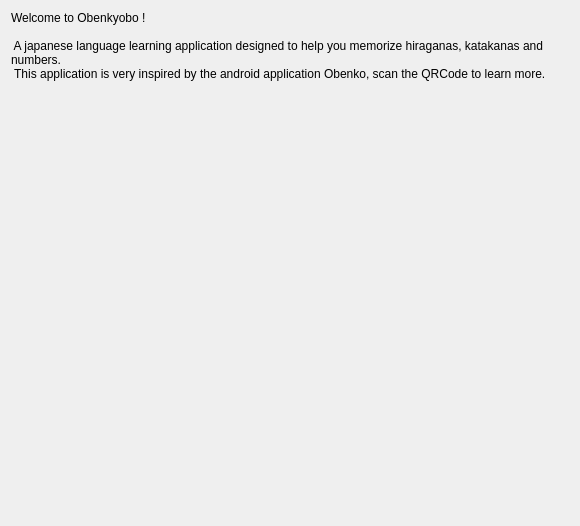
Above: widgetwelcome.ui from Aryetis/Obenkyobo before the change. Below: the same form after it.
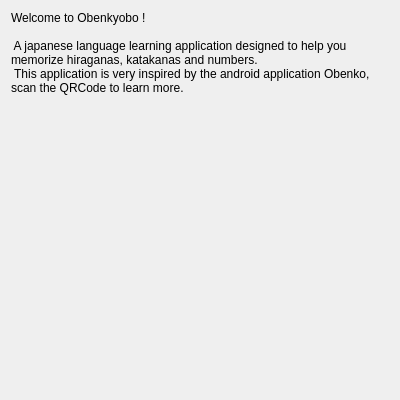
That is the form after the change. Icons and pictures are not drawn.

Commit message: turning off everything wifi, sleep related for now. SymbolSetting Page reworked, should be properly responsive by now, scrollbar width increased, checkbox size increased, etc

Patch:
```diff
--- a/widgetwelcome.ui
+++ b/widgetwelcome.ui
@@ -12,8 +12,8 @@
    <rect>
     <x>0</x>
     <y>0</y>
-    <width>580</width>
-    <height>526</height>
+    <width>400</width>
+    <height>400</height>
    </rect>
   </property>
   <property name="windowTitle">
```
Left out of the diff: 4 changed lines with no effect on the pictures. The commit also changes 16 other files.
